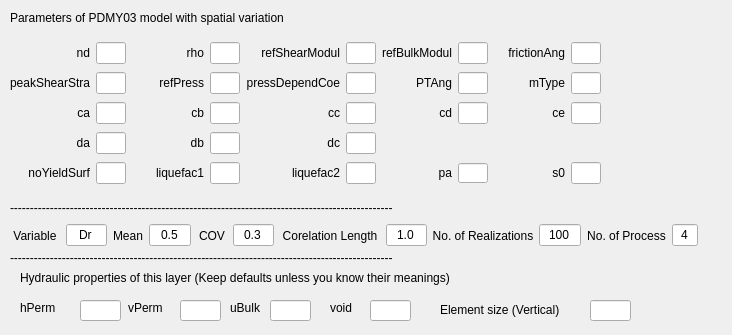
Before: the Qt Designer form UI/PDMY03_random.ui in NHERI-SimCenter/QS3hark, drawn with Qt 5.
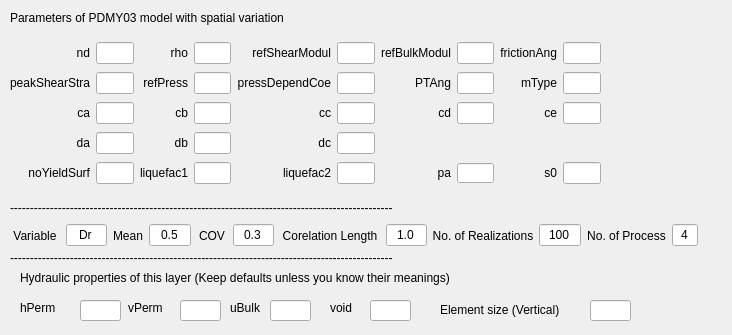
After: the same form once the commit is applied.

Commit message: Update code for PDMY03 and PM4Sand: Add K0 to UI and backend code Change tcl file to one material per element

```diff
--- a/UI/PDMY03_random.ui
+++ b/UI/PDMY03_random.ui
@@ -180,7 +180,7 @@
       </property>
       <property name="maximumSize">
        <size>
-        <width>30</width>
+        <width>40</width>
         <height>20</height>
        </size>
       </property>
@@ -258,7 +258,7 @@
       </property>
       <property name="maximumSize">
        <size>
-        <width>30</width>
+        <width>40</width>
         <height>16777215</height>
        </size>
       </property>
@@ -274,7 +274,7 @@
       </property>
       <property name="maximumSize">
        <size>
-        <width>30</width>
+        <width>40</width>
         <height>16777215</height>
        </size>
       </property>
@@ -290,7 +290,7 @@
       </property>
       <property name="maximumSize">
        <size>
-        <width>30</width>
+        <width>40</width>
         <height>16777215</height>
        </size>
       </property>
@@ -306,7 +306,7 @@
       </property>
       <property name="maximumSize">
        <size>
-        <width>30</width>
+        <width>40</width>
         <height>16777215</height>
        </size>
       </property>
@@ -332,7 +332,7 @@
       </property>
       <property name="maximumSize">
        <size>
-        <width>30</width>
+        <width>40</width>
         <height>16777215</height>
        </size>
       </property>
@@ -348,7 +348,7 @@
       </property>
       <property name="maximumSize">
        <size>
-        <width>30</width>
+        <width>40</width>
         <height>16777215</height>
        </size>
       </property>
@@ -364,7 +364,7 @@
       </property>
       <property name="maximumSize">
        <size>
-        <width>30</width>
+        <width>40</width>
         <height>16777215</height>
        </size>
       </property>
@@ -380,7 +380,7 @@
       </property>
       <property name="maximumSize">
        <size>
-        <width>30</width>
+        <width>40</width>
         <height>16777215</height>
        </size>
       </property>
@@ -416,7 +416,7 @@
       </property>
       <property name="maximumSize">
        <size>
-        <width>30</width>
+        <width>40</width>
         <height>16777215</height>
        </size>
       </property>
@@ -442,7 +442,7 @@
       </property>
       <property name="maximumSize">
        <size>
-        <width>30</width>
+        <width>40</width>
         <height>16777215</height>
        </size>
       </property>
@@ -468,7 +468,7 @@
       </property>
       <property name="maximumSize">
        <size>
-        <width>30</width>
+        <width>40</width>
         <height>16777215</height>
        </size>
       </property>
@@ -524,7 +524,7 @@
       </property>
       <property name="maximumSize">
        <size>
-        <width>30</width>
+        <width>40</width>
         <height>16777215</height>
        </size>
       </property>
@@ -540,7 +540,7 @@
       </property>
       <property name="maximumSize">
        <size>
-        <width>30</width>
+        <width>40</width>
         <height>16777215</height>
        </size>
       </property>
@@ -556,7 +556,7 @@
       </property>
       <property name="maximumSize">
        <size>
-        <width>30</width>
+        <width>40</width>
         <height>16777215</height>
        </size>
       </property>
@@ -598,7 +598,7 @@
       </property>
       <property name="maximumSize">
        <size>
-        <width>30</width>
+        <width>40</width>
         <height>16777215</height>
        </size>
       </property>
@@ -624,7 +624,7 @@
       </property>
       <property name="maximumSize">
        <size>
-        <width>30</width>
+        <width>40</width>
         <height>16777215</height>
        </size>
       </property>
@@ -640,7 +640,7 @@
       </property>
       <property name="maximumSize">
        <size>
-        <width>30</width>
+        <width>40</width>
         <height>16777215</height>
        </size>
       </property>
@@ -666,7 +666,7 @@
       </property>
       <property name="maximumSize">
        <size>
-        <width>30</width>
+        <width>40</width>
         <height>16777215</height>
        </size>
       </property>
@@ -692,7 +692,7 @@
       </property>
       <property name="maximumSize">
        <size>
-        <width>30</width>
+        <width>40</width>
         <height>16777215</height>
        </size>
       </property>
@@ -718,7 +718,7 @@
       </property>
       <property name="maximumSize">
        <size>
-        <width>30</width>
+        <width>40</width>
         <height>16777215</height>
        </size>
       </property>
@@ -744,7 +744,7 @@
       </property>
       <property name="maximumSize">
        <size>
-        <width>30</width>
+        <width>40</width>
         <height>16777215</height>
        </size>
       </property>
@@ -770,7 +770,7 @@
       </property>
       <property name="maximumSize">
        <size>
-        <width>30</width>
+        <width>40</width>
         <height>16777215</height>
        </size>
       </property>
```
The commit also changes 11 other files.
